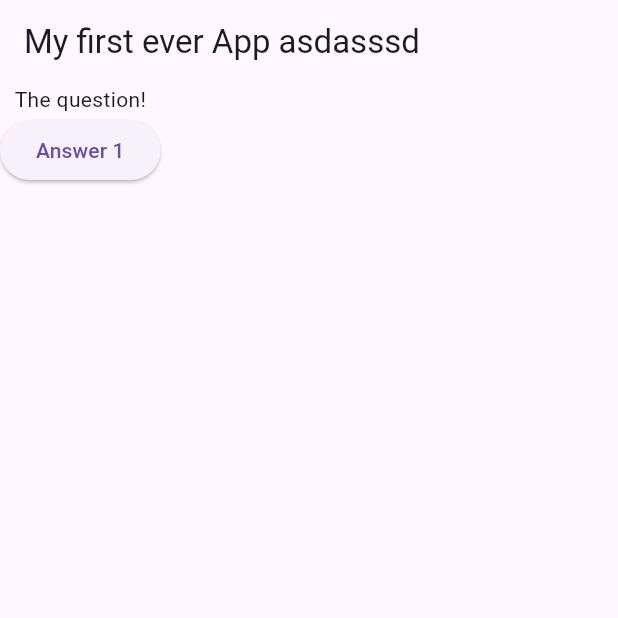
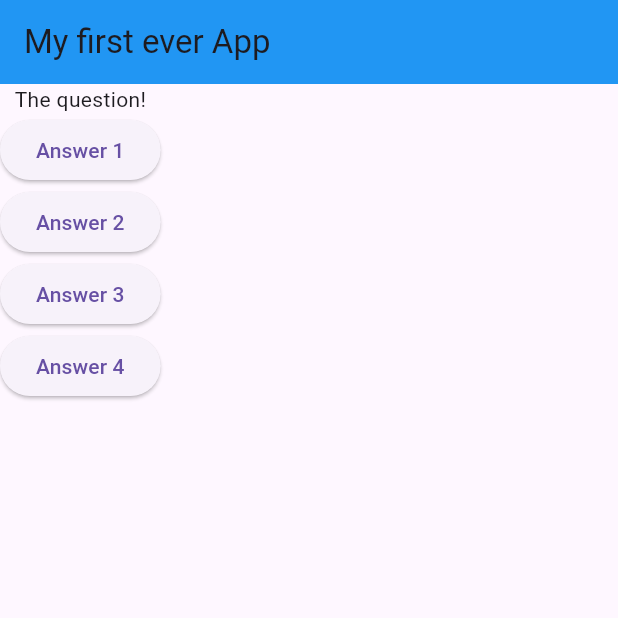
Before and after one commit to constructorlib/flutter, a Flutter app: the screen it shows after launch, after a tap on "Answer 1", on a phone screen of 412 x 824 dp, the top half of it. Run offline on Flutter 3.47's test engine with Material 3 defaults, Android fonts, the phone set to English and light mode, and no system bars.

Commit message:
function to print answers added, changed default color of appbar

```diff
--- a/projects/first_project/lib/main.dart
+++ b/projects/first_project/lib/main.dart
@@ -10,40 +10,54 @@ import "package:flutter/material.dart";
 
 void main() => runApp(const MyApp());
 
-final myTheme = ThemeData(
-  primaryColor: Colors.blue, // Set primary color to blue
-);
+// final myTheme = ThemeData(
+//   primaryColor: Colors.blue, // Set primary color to blue
+// );
 
 class MyApp extends StatelessWidget {
   const MyApp({super.key});
-  Widget buildButton() {
-    return ElevatedButton(
-      onPressed: () {
-        print('Answer 1 pressed!');
-      },
-      child: Text('Answer 1'),
-    );
-  }
+
   @override
   Widget build(BuildContext context) {
     var questions = [
       "'What's your favorite color?'",
       'How would you describe your mood right now?'
     ];
+    void answerQuestions() {
+      print('Answer chosen');
+    }
+
     return MaterialApp(
-      theme: myTheme,
+      // theme: ThemeData(
+      //   scaffoldBackgroundColor:
+      //       Colors.white, // or another white background color
+      //   appBarTheme: AppBarTheme(
+      //     backgroundColor: Colors.blue, // Set the desired app bar color here
+      //   ),
+      // ),
       home: Scaffold(
         appBar: AppBar(
-          title: const Text('My first ever App asdasssd'),
+          backgroundColor: Colors.blue,
+          title: const Text('My first ever App '),
         ),
         body: Column(
           children: [
             Text('The question!'),
             ElevatedButton(
-              onPressed: () {
-                print('Answer 1 pressed!');
-              },
+              onPressed: answerQuestions,
               child: Text('Answer 1'),
+            ),
+            ElevatedButton(
+              onPressed: answerQuestions,
+              child: Text('Answer 2'),
+            ),
+            ElevatedButton(
+              onPressed: answerQuestions,
+              child: Text('Answer 3'),
+            ),
+            ElevatedButton(
+              onPressed: answerQuestions,
+              child: Text('Answer 4'),
             ),
           ],
         ),
```
